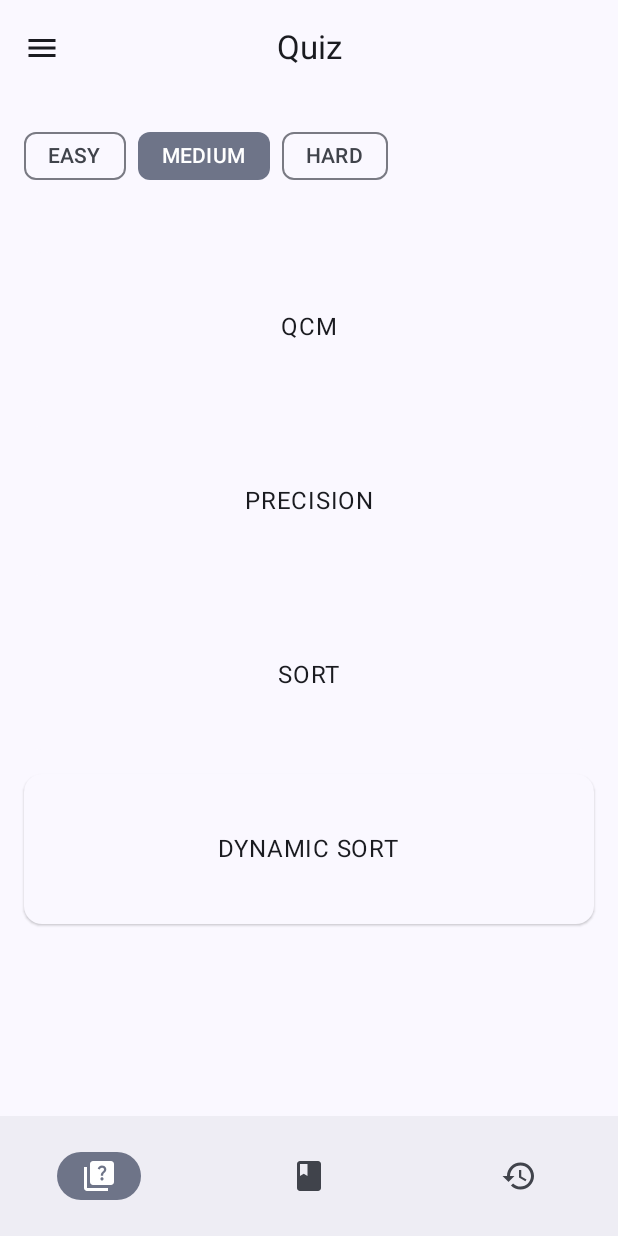
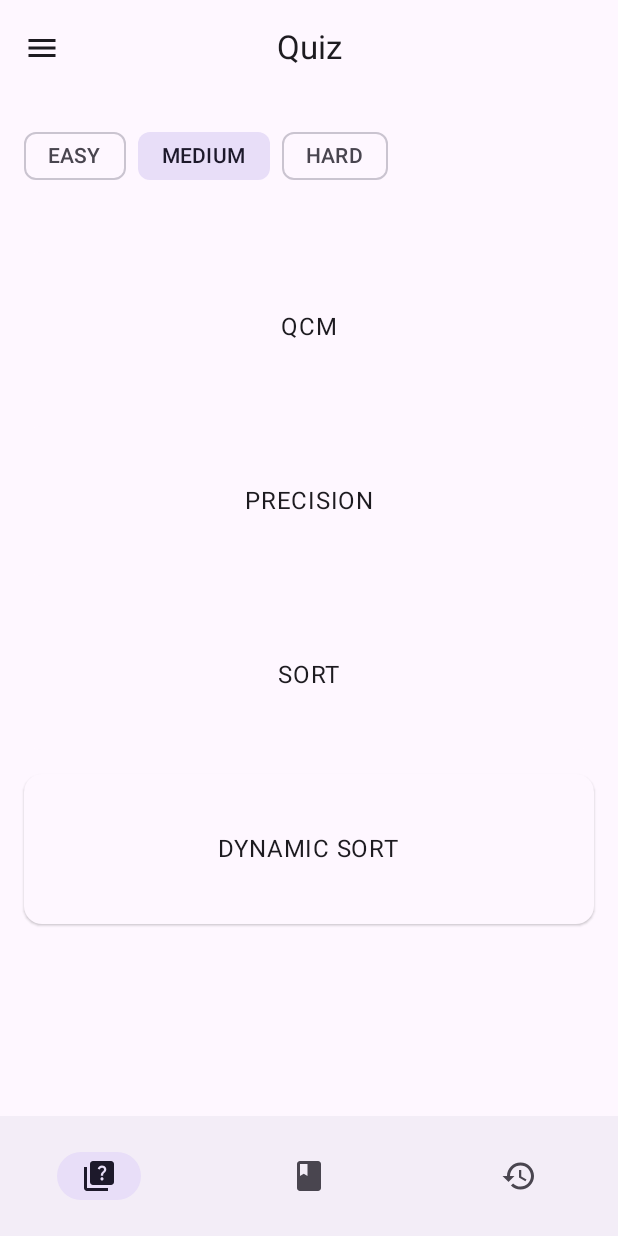
Before and after one commit to ynanme/jquiz, an Android app built with Jetpack Compose: the screen it shows after launch (MainActivity), on a phone screen of 412 x 824 dp. Run offline under Robolectric (Android 15) with nearby library versions, the phone set to English and light mode, and no system bars; our stand-ins replace Navigation 3, Room's generated code.

Commit message:
Preferences> Adding preferences feature

```diff
--- a/app/src/main/java/com/example/jquiz/MainActivity.kt
+++ b/app/src/main/java/com/example/jquiz/MainActivity.kt
@@ -1,22 +1,44 @@
 
 package com.example.jquiz
 
+import android.content.Context
+import android.os.Build
 import android.os.Bundle
 import androidx.activity.ComponentActivity
 import androidx.activity.compose.setContent
 import androidx.activity.enableEdgeToEdge
+import androidx.annotation.RequiresApi
 import androidx.compose.foundation.layout.fillMaxSize
 import androidx.compose.foundation.layout.padding
+import androidx.compose.material3.MaterialTheme
 import androidx.compose.material3.Scaffold
 import androidx.compose.material3.Text
 import androidx.compose.runtime.Composable
+import androidx.compose.runtime.collectAsState
+import androidx.compose.runtime.getValue
 import androidx.compose.ui.Modifier
 import androidx.compose.ui.tooling.preview.Preview
 import com.example.jquiz.screens.MainScreen
+import com.example.jquiz.services.Color
+import com.example.jquiz.services.Font
+import com.example.jquiz.services.PreferencesManager
 import com.example.jquiz.services.createChannel
+import com.example.jquiz.ui.theme.BlueDarkScheme
+import com.example.jquiz.ui.theme.BlueLightScheme
+import com.example.jquiz.ui.theme.Christmas
+import com.example.jquiz.ui.theme.DarkColorScheme
+import com.example.jquiz.ui.theme.GreenDarkScheme
+import com.example.jquiz.ui.theme.GreenLightScheme
 import com.example.jquiz.ui.theme.JQuizTheme
+import com.example.jquiz.ui.theme.LightColorScheme
+import com.example.jquiz.ui.theme.Saira
+import com.example.jquiz.ui.theme.Tagesschrift
+import com.example.jquiz.ui.theme.Typography
+import com.example.jquiz.ui.theme.typography
+import com.example.jquiz.viewmodels.preferencesDatastore
 
 class MainActivity : ComponentActivity() {
+    @RequiresApi(Build.VERSION_CODES.TIRAMISU)
     override fun onCreate(savedInstanceState: Bundle?) {
         super.onCreate(savedInstanceState)
         createChannel(this)
@@ -26,6 +48,8 @@ class MainActivity : ComponentActivity() {
 
                 Scaffold(modifier = Modifier.fillMaxSize()) { innerPadding ->
                     App(
+                        this,
+                        { MainScreen() },
                         modifier = Modifier.padding(innerPadding)
                     )
                 }
@@ -52,6 +76,30 @@ fun GreetingPreview() {
 
 
 @Composable
-fun App (modifier: Modifier = Modifier) {
-    MainScreen()
+fun App (context: Context, content: @Composable () -> Unit, modifier: Modifier = Modifier) {
+
+    val preferencesManager = PreferencesManager(context.preferencesDatastore)
+
+    val darkTheme by preferencesManager.getDarkThemeFlow().collectAsState(initial = false)
+    val color by preferencesManager.getColorFlow().collectAsState(initial = Color.SYSTEM)
+    val font by preferencesManager.getFontFlow().collectAsState(initial = Font.SYSTEM)
+
+    val typography = when (font) {
+        Font.TAGESSCHRIFT -> typography(Tagesschrift)
+        Font.SAIRA -> typography(Saira)
+        Font.CHRISTMAS -> typography(Christmas)
+        Font.SYSTEM -> Typography
+    }
+
+    val theme = when (color) {
+        Color.BLUE -> if (darkTheme) BlueDarkScheme else BlueLightScheme
+        Color.GREEN -> if (darkTheme) GreenDarkScheme else GreenLightScheme
+        Color.SYSTEM -> if (darkTheme) DarkColorScheme else LightColorScheme
+    }
+
+    MaterialTheme(
+        colorScheme = theme,
+        typography = typography,
+        content = content
+    )
 }
--- a/app/src/main/java/com/example/jquiz/interfaces/Screen.kt
+++ b/app/src/main/java/com/example/jquiz/interfaces/Screen.kt
@@ -2,6 +2,7 @@ package com.example.jquiz.interfaces
 
 import androidx.compose.material.icons.Icons
 import androidx.compose.material.icons.filled.Book
+import androidx.compose.material.icons.filled.FontDownload
 import androidx.compose.material.icons.filled.History
 import androidx.compose.material.icons.filled.Notifications
 import androidx.compose.material.icons.filled.Person
@@ -41,6 +42,11 @@ sealed interface Screen: NavKey {
     }
 
     @Serializable
+    data object Preferences: Screen {
+        override val icon = Icons.Filled.FontDownload
+    }
+
+    @Serializable
     data object Settings: Screen {
         override val icon = Icons.Filled.Settings
     }
--- a/app/src/main/java/com/example/jquiz/screens/MainScreen.kt
+++ b/app/src/main/java/com/example/jquiz/screens/MainScreen.kt
@@ -3,6 +3,8 @@ package com.example.jquiz.screens
 import ViewQuestionsScreen
 import android.annotation.SuppressLint
 import android.app.Application
+import android.os.Build
+import androidx.annotation.RequiresApi
 import androidx.compose.foundation.layout.Column
 import androidx.compose.foundation.layout.padding
 import androidx.compose.material.icons.Icons
@@ -37,6 +39,7 @@ import kotlinx.coroutines.CoroutineScope
 import kotlinx.coroutines.launch
 
 @SuppressLint("ViewModelConstructorInComposable")
+@RequiresApi(Build.VERSION_CODES.TIRAMISU)
 @Composable
 fun MainScreen () {
 
@@ -73,6 +76,7 @@ fun MainScreen () {
                     entry<Screen.ViewQuestions> {ViewQuestionsScreen(viewQuestionsVm ,it.gameId) }
                     entry<Screen.Account> { AccountScreen() }
                     entry<Screen.Notifications> { NotificationsScreen() }
+                    entry<Screen.Preferences> { PreferencesScreen() }
                 }
             )
         }
@@ -89,7 +93,11 @@ fun DrawerContent (backStack: NavBackStack<NavKey>, drawerState: DrawerState, sc
             label = { Text("Account") },
             onClick = { scope.launch { drawerState.close(); backStack += Screen.Account } }
         )
-        NavigationDrawerItem(selected = false, label = { Text("Preferences") }, onClick = {})
+        NavigationDrawerItem(
+            selected = false,
+            label = { Text("Preferences") },
+            onClick = { scope.launch { drawerState.close(); backStack += Screen.Preferences } }
+        )
         NavigationDrawerItem(
             selected = false,
             label = { Text("Notifications") },
--- /dev/null
+++ b/app/src/main/java/com/example/jquiz/services/PreferencesManager.kt
@@ -0,0 +1,58 @@
+package com.example.jquiz.services
+
+import androidx.datastore.core.DataStore
+import androidx.datastore.preferences.core.Preferences
+import androidx.datastore.preferences.core.booleanPreferencesKey
+import androidx.datastore.preferences.core.edit
+import androidx.datastore.preferences.core.stringPreferencesKey
+import kotlinx.coroutines.flow.Flow
+import kotlinx.coroutines.flow.map
+
+
+enum class Color {
+    BLUE,
+    GREEN,
+    SYSTEM
+}
+
+enum class Font {
+    TAGESSCHRIFT,
+    SAIRA,
+    CHRISTMAS,
+    SYSTEM
+}
+
+
+
+class PreferencesManager (private val preferences: DataStore<Preferences>) {
+
+    private val darkThemeKey = booleanPreferencesKey("darkTheme")
+    private val colorKey = stringPreferencesKey("color")
+    private val fontKey = stringPreferencesKey("font")
+
+
+    fun getDarkThemeFlow (): Flow<Boolean> {
+        return preferences.data.map { it[darkThemeKey] ?: false }
+    }
+
+    fun getColorFlow (): Flow<Color> {
+        return preferences.data.map { Color.valueOf(it[colorKey] ?: Color.SYSTEM.name)}
+    }
+
+    fun getFontFlow (): Flow<Font> {
+        return preferences.data.map { Font.valueOf(it[fontKey] ?: Font.SYSTEM.name) }
+    }
+
+    suspend fun setDarkTheme (darkTheme: Boolean) {
+        preferences.edit { it[darkThemeKey] = darkTheme }
+    }
+
+    suspend fun setColor (color: Color) {
+        preferences.edit { it[colorKey] = color.name }
+    }
+
+    suspend fun setFont (font: Font) {
+        preferences.edit { it[fontKey] = font.name }
+    }
+
+}
--- a/app/src/main/java/com/example/jquiz/ui/theme/Theme.kt
+++ b/app/src/main/java/com/example/jquiz/ui/theme/Theme.kt
@@ -9,15 +9,16 @@ import androidx.compose.material3.dynamicDarkColorScheme
 import androidx.compose.material3.dynamicLightColorScheme
 import androidx.compose.material3.lightColorScheme
 import androidx.compose.runtime.Composable
+import androidx.compose.ui.graphics.Color
 import androidx.compose.ui.platform.LocalContext
 
-private val DarkColorScheme = darkColorScheme(
+val DarkColorScheme = darkColorScheme(
     primary = Purple80,
     secondary = PurpleGrey80,
     tertiary = Pink80
 )
 
-private val LightColorScheme = lightColorScheme(
+val LightColorScheme = lightColorScheme(
     primary = Purple40,
     secondary = PurpleGrey40,
     tertiary = Pink40
@@ -31,6 +32,59 @@ private val LightColorScheme = lightColorScheme(
     onBackground = Color(0xFF1C1B1F),
     onSurface = Color(0xFF1C1B1F),
     */
+)
+
+val BlueLightScheme = lightColorScheme(
+    primary = Color(0xFF1565C0),
+    onPrimary = Color.White,
+    secondary = Color(0xFF5E92F3),
+    onSecondary = Color.White,
+    background = Color(0xFFF5F9FF),
+    onBackground = Color(0xFF0D1C2C),
+    surface = Color.White,
+    onSurface = Color(0xFF0D1C2C),
+    error = Color(0xFFB00020),
+    onError = Color.White
+)
+
+val BlueDarkScheme = darkColorScheme(
+    primary = Color(0xFF90CAF9),
+    onPrimary = Color.Black,
+    secondary = Color(0xFF64B5F6),
+    onSecondary = Color.Black,
+    background = Color(0xFF0D1B2A),
+    onBackground = Color(0xFFE3F2FD),
+    surface = Color(0xFF1B263B),
+    onSurface = Color(0xFFE3F2FD),
+    error = Color(0xFFCF6679),
+    onError = Color.Black
+)
+
+
+val GreenLightScheme = lightColorScheme(
+    primary = Color(0xFF2E7D32),
+    onPrimary = Color.White,
+    secondary = Color(0xFF66BB6A),
+    onSecondary = Color.White,
+    background = Color(0xFFF1F8F4),
+    onBackground = Color(0xFF0D1C0D),
+    surface = Color.White,
+    onSurface = Color(0xFF0D1C0D),
+    error = Color(0xFFB00020),
+    onError = Color.White
+)
+
+val GreenDarkScheme = darkColorScheme(
+    primary = Color(0xFF81C784),
+    onPrimary = Color.Black,
+    secondary = Color(0xFF66BB6A),
+    onSecondary = Color.Black,
+    background = Color(0xFF0D1B12),
+    onBackground = Color(0xFFE8F5E9),
+    surface = Color(0xFF1B3520),
+    onSurface = Color(0xFFE8F5E9),
+    error = Color(0xFFCF6679),
+    onError = Color.Black
 )
 
 @Composable
--- a/app/src/main/java/com/example/jquiz/ui/theme/Type.kt
+++ b/app/src/main/java/com/example/jquiz/ui/theme/Type.kt
@@ -2,9 +2,11 @@ package com.example.jquiz.ui.theme
 
 import androidx.compose.material3.Typography
 import androidx.compose.ui.text.TextStyle
+import androidx.compose.ui.text.font.Font
 import androidx.compose.ui.text.font.FontFamily
 import androidx.compose.ui.text.font.FontWeight
 import androidx.compose.ui.unit.sp
+import com.example.jquiz.R
 
 // Set of Material typography styles to start with
 val Typography = Typography(
@@ -32,3 +34,25 @@ val Typography = Typography(
     )
     */
 )
+
+fun typography (font: FontFamily): Typography {
+    return Typography(
+        bodyLarge = TextStyle(fontFamily = font),
+        titleMedium = TextStyle(fontFamily = font),
+        headlineMedium = TextStyle(fontFamily = font)
+    )
+}
+
+val Tagesschrift = FontFamily(
+    Font(R.font.tagesschrift, FontWeight.Normal),
+    Font(R.font.tagesschrift, FontWeight.Bold)
+)
+
+val Saira = FontFamily(
+    Font(R.font.saira, FontWeight.Normal),
+    Font(R.font.saira, FontWeight.Bold)
+)
+val Christmas = FontFamily(
+    Font(R.font.christmas, FontWeight.Normal),
+    Font(R.font.christmas, FontWeight.Bold)
+)
```
Also changed, not shown: app/src/main/java/com/example/jquiz/screens/PreferencesScreen.kt (added, +99 -0 lines), app/src/main/java/com/example/jquiz/viewmodels/PreferencesViewModel.kt (added, +42 -0 lines), app/src/main/res/font/christmas.ttf (added), app/src/main/res/font/saira.ttf (added), app/src/main/res/font/tagesschrift.ttf (added).
